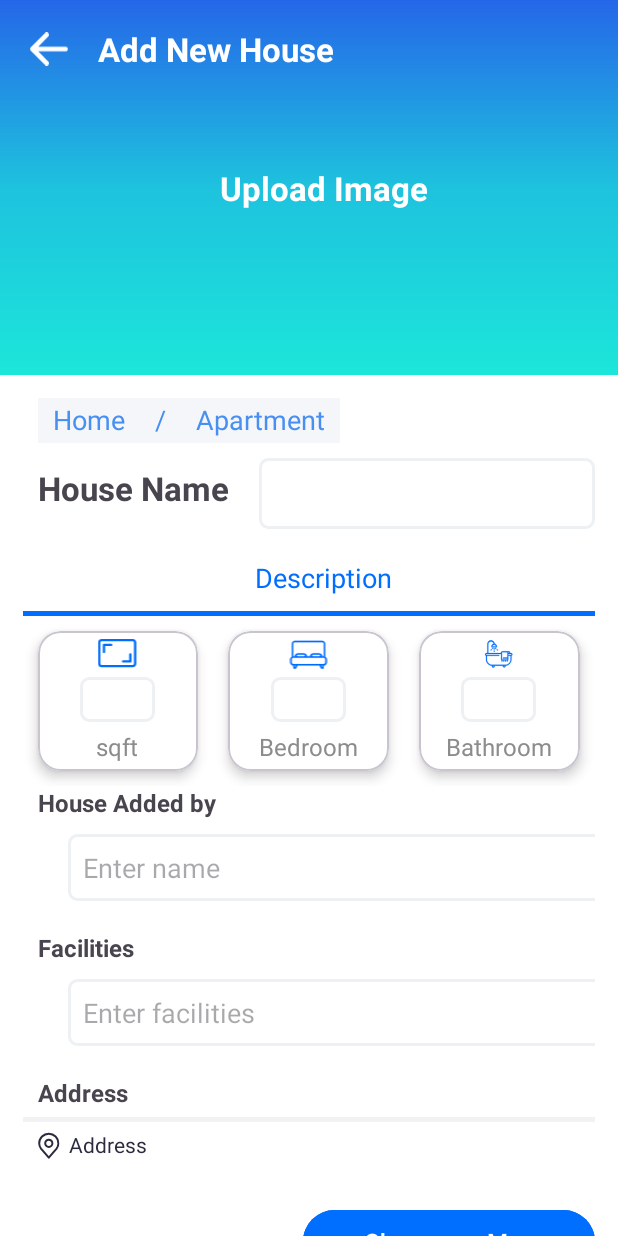
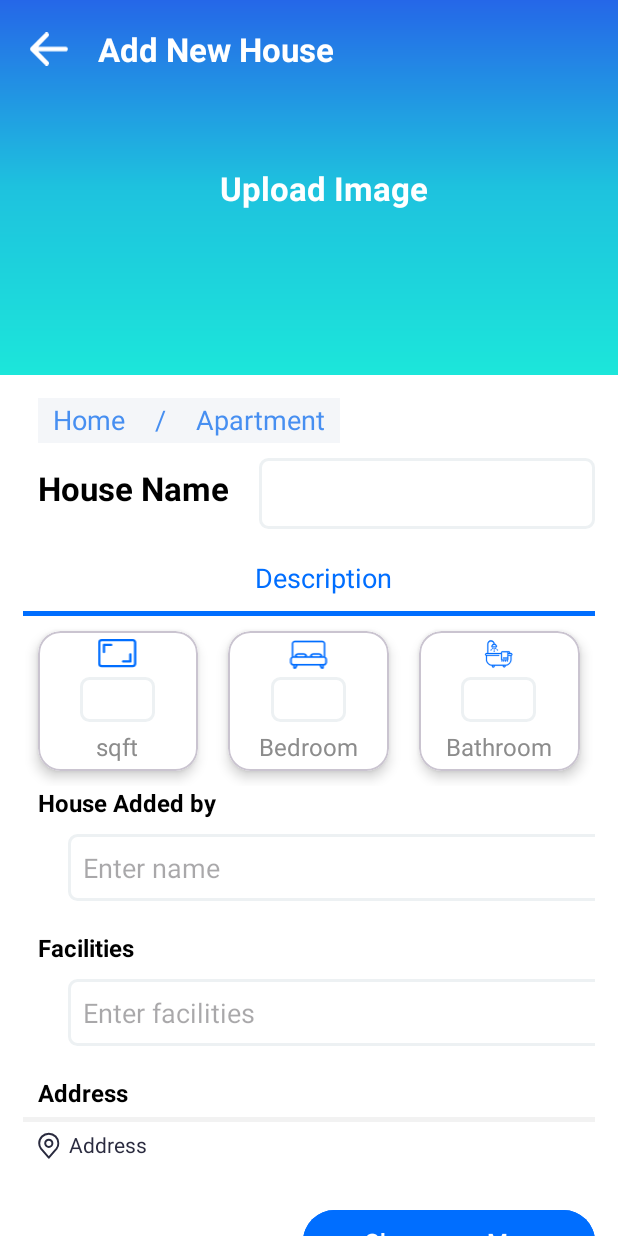
Before and after one commit to Ravivarma14/RealEstate-Application, an Android app: the AddHouseActivity screen opened directly, with no data from a screen before it, on a phone screen of 412 x 824 dp. Run offline under Robolectric (Android 15) with nearby library versions, the phone set to English and light mode, and no system bars.

Commit message:
all textviews color changed to black

```diff
--- a/app/src/main/res/layout/activity_add_house.xml
+++ b/app/src/main/res/layout/activity_add_house.xml
@@ -133,6 +133,7 @@
                     android:layout_height="wrap_content"
                     android:layout_marginStart="10dp"
                     android:layout_marginTop="5dp"
+                    android:textColor="@color/black"
                     android:text="House Name"
                     android:textSize="22sp"
                     android:textStyle="bold" />
@@ -145,6 +146,7 @@
                     android:layout_marginStart="20dp"
                     android:background="@drawable/edittext_border_style"
                     android:padding="10dp"
+                    android:textColor="@color/black"
                     android:textSize="20sp" />
 
             </LinearLayout>
@@ -205,6 +207,7 @@
                             android:layout_marginTop="5dp"
                             android:layout_marginBottom="5dp"
                             android:background="@drawable/edittext_border_style"
+                            android:textColor="@color/black"
                             android:padding="5dp"
                             android:text=""
                             android:textSize="14sp" />
@@ -258,6 +261,7 @@
                             android:layout_marginTop="5dp"
                             android:layout_marginBottom="5dp"
                             android:background="@drawable/edittext_border_style"
+                            android:textColor="@color/black"
                             android:padding="5dp"
                             android:text=""
                             android:textSize="14sp" />
@@ -309,6 +313,7 @@
                             android:layout_marginTop="5dp"
                             android:layout_marginBottom="5dp"
                             android:background="@drawable/edittext_border_style"
+                            android:textColor="@color/black"
                             android:padding="5dp"
                             android:text=""
                             android:textSize="14sp" />
@@ -332,6 +337,7 @@
                 android:layout_width="wrap_content"
                 android:layout_height="wrap_content"
                 android:layout_marginStart="10dp"
+                android:textColor="@color/black"
                 android:text="House Added by"
                 android:textSize="16sp"
                 android:textStyle="bold" />
@@ -343,6 +349,7 @@
                 android:layout_gravity="center"
                 android:layout_marginStart="20dp"
                 android:background="@drawable/edittext_border_style"
+                android:textColor="@color/black"
                 android:hint="Enter name"
                 android:padding="10dp"
                 android:layout_marginTop="10dp"
@@ -354,6 +361,7 @@
                 android:layout_height="wrap_content"
                 android:layout_marginStart="10dp"
                 android:layout_marginTop="20dp"
+                android:textColor="@color/black"
                 android:text="Facilities"
                 android:textSize="16sp"
                 android:textStyle="bold" />
@@ -365,6 +373,7 @@
                 android:layout_gravity="center"
                 android:layout_marginStart="20dp"
                 android:background="@drawable/edittext_border_style"
+                android:textColor="@color/black"
                 android:hint="Enter facilities"
                 android:padding="10dp"
                 android:layout_marginTop="10dp"
@@ -376,6 +385,7 @@
                 android:layout_height="wrap_content"
                 android:layout_marginStart="10dp"
                 android:layout_marginTop="20dp"
+                android:textColor="@color/black"
                 android:text="Address"
                 android:textSize="16sp"
                 android:textStyle="bold" />
@@ -428,6 +438,7 @@
                 android:layout_height="wrap_content"
                 android:layout_marginStart="10dp"
                 android:layout_marginTop="10dp"
+                android:textColor="@color/black"
                 android:text="Total Price"
                 android:textSize="16sp"
                 android:textStyle="bold" />
@@ -466,6 +477,7 @@
                     android:layout_gravity="end"
                     android:layout_marginStart="60dp"
                     android:background="@drawable/edittext_border_style"
+                    android:textColor="@color/black"
                     android:padding="10dp"
                     android:textSize="22sp" />
 
--- a/app/src/main/res/layout/activity_admin_choose.xml
+++ b/app/src/main/res/layout/activity_admin_choose.xml
@@ -15,6 +15,7 @@
         android:text="Choose"
         android:textSize="32sp"
         android:textStyle="bold"
+        android:textColor="@color/black"
         android:layout_marginTop="10dp"
         app:layout_constraintTop_toTopOf="parent"
         app:layout_constraintStart_toStartOf="parent"
@@ -67,6 +68,7 @@
             android:id="@+id/tv_add_new_house"
             app:layout_constraintStart_toEndOf="@id/cv_home_img_container"
             app:layout_constraintTop_toBottomOf="@id/tv_home_apartment"
+            android:textColor="@color/black"
             android:text="Add New House"
             android:textSize="22sp"
             android:layout_gravity="center"
@@ -116,6 +118,7 @@
                 android:layout_height="wrap_content"
                 android:id="@+id/tv_update_house"
                 app:layout_constraintStart_toEndOf="@id/cv_update_house_img_container"
+                android:textColor="@color/black"
                 android:text="Update House Details"
                 android:textSize="22sp"
                 android:layout_gravity="center"
@@ -164,6 +167,7 @@
                     android:layout_height="wrap_content"
                     android:id="@+id/tv_remove_house"
                     app:layout_constraintStart_toEndOf="@id/cv_update_house_img_container"
+                    android:textColor="@color/black"
                     android:text="Remove House"
                     android:textSize="22sp"
                     android:layout_gravity="center"
--- a/app/src/main/res/layout/activity_login.xml
+++ b/app/src/main/res/layout/activity_login.xml
@@ -35,6 +35,7 @@
                  android:textSize="32sp"
                  android:layout_gravity="center_horizontal"
                  android:layout_marginBottom="20dp"
+                 android:textColor="@color/black"
                  android:textStyle="bold"/>
 
              <TextView
@@ -42,6 +43,7 @@
                  android:layout_height="wrap_content"
                  android:text="Email"
                  android:layout_marginBottom="10dp"
+                 android:textColor="@color/black"
                  android:textSize="20sp"/>
 
              <EditText
@@ -51,6 +53,7 @@
                  android:textSize="20sp"
                  android:padding="10dp"
                  android:layout_marginBottom="20dp"
+                 android:textColor="@color/black"
                  android:background="@drawable/edittext_border_style"/>
 
              <TextView
@@ -58,6 +61,7 @@
                  android:layout_height="wrap_content"
                  android:text="Password"
                  android:layout_marginBottom="10dp"
+                 android:textColor="@color/black"
                  android:textSize="20sp"/>
 
              <com.google.android.material.textfield.TextInputLayout
@@ -71,6 +75,7 @@
                  android:textSize="20sp"
                  android:padding="10dp"
                  android:inputType="textPassword"
+                 android:textColor="@color/black"
                  android:background="@drawable/edittext_border_style"
                  android:id="@+id/et_password"
                  android:ems="15"/>
--- a/app/src/main/res/layout/home_list_item.xml
+++ b/app/src/main/res/layout/home_list_item.xml
@@ -64,6 +64,7 @@
                 android:text="House Name"
                 android:textSize="22sp"
                 android:textStyle="bold"
+                android:textColor="@color/black"
                 app:layout_constraintStart_toEndOf="@id/cv_home_img_container"
                 app:layout_constraintTop_toBottomOf="@id/tv_home_apartment" />
 
```
Also changed, not shown: app/src/main/res/layout/activity_details.xml (+7 -0 lines), app/src/main/res/layout/activity_sign_up.xml (+7 -0 lines).
